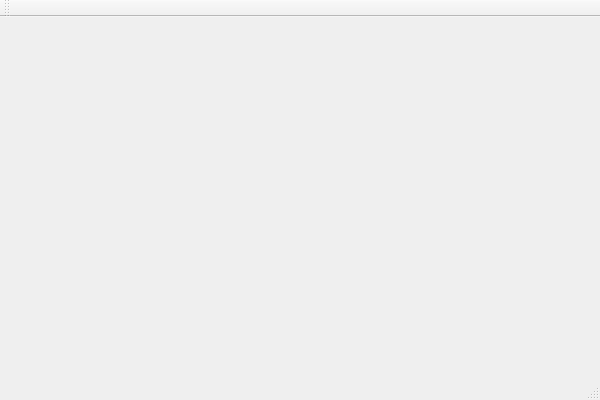
Above: server/MainWindow.ui from houhaotian/QtTcpDemo before the change. Below: the same form after it.
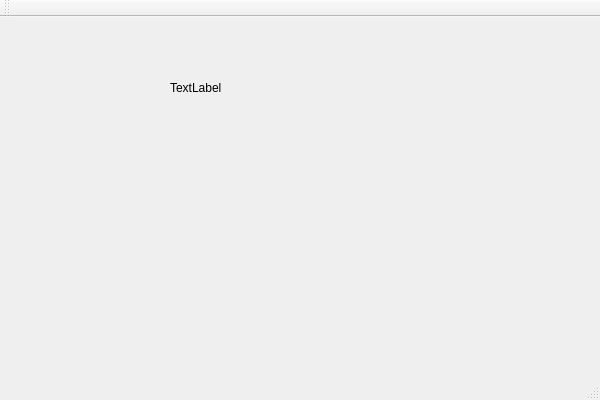
That is the form after the change.

Commit message: 添加了server代码

What changed in the file:
```diff
--- a/server/MainWindow.ui
+++ b/server/MainWindow.ui
@@ -13,7 +13,21 @@
   <property name="windowTitle">
    <string>Server</string>
   </property>
-  <widget class="QWidget" name="centralWidget"/>
+  <widget class="QWidget" name="centralWidget">
+   <widget class="QLabel" name="statusLabel">
+    <property name="geometry">
+     <rect>
+      <x>170</x>
+      <y>30</y>
+      <width>211</width>
+      <height>81</height>
+     </rect>
+    </property>
+    <property name="text">
+     <string>TextLabel</string>
+    </property>
+   </widget>
+  </widget>
   <widget class="QMenuBar" name="menuBar">
    <property name="geometry">
     <rect>
```
The commit also changes 2 other files.
